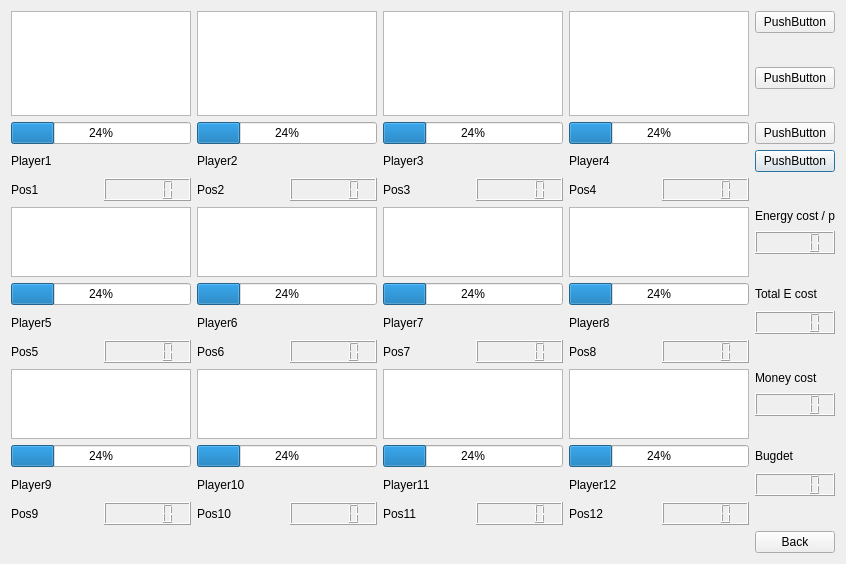
Qt form BTM_Qt/training.ui (skandermoalla/CSE201-Top5) before a commit.
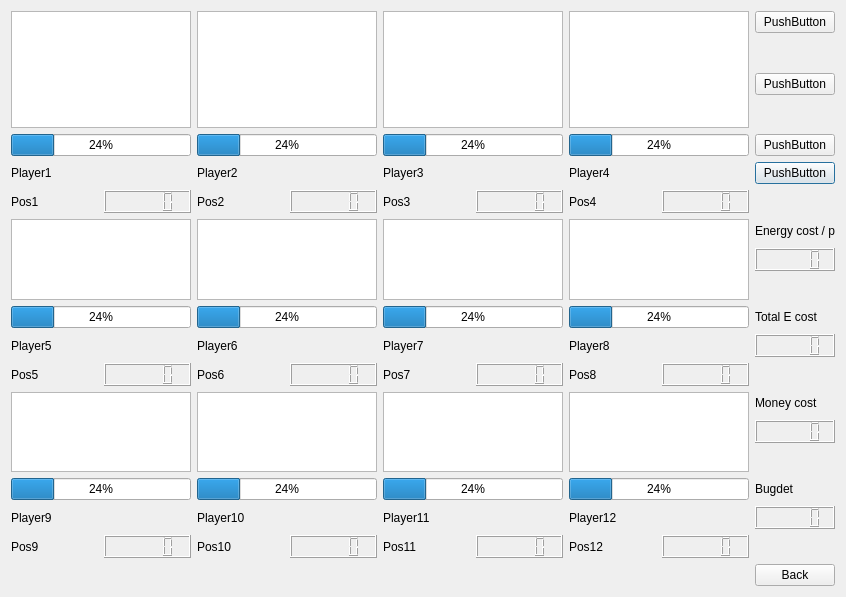
The same form after that commit.

```diff
--- a/BTM_Qt/training.ui
+++ b/BTM_Qt/training.ui
@@ -7,7 +7,7 @@
     <x>0</x>
     <y>0</y>
     <width>846</width>
-    <height>564</height>
+    <height>597</height>
    </rect>
   </property>
   <property name="windowTitle">
```
Left out of the diff: 2 changed lines with no effect on the pictures.
